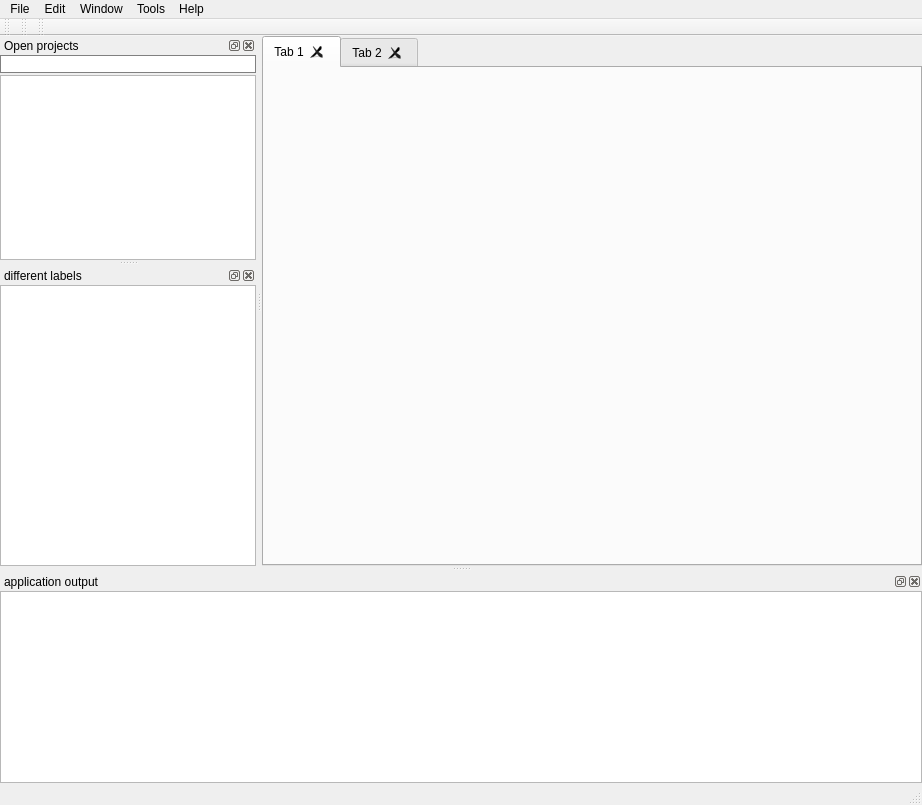
Old version of the form src/ui_forms/mdimain.ui in the repository adhoc2/HEXplorer.
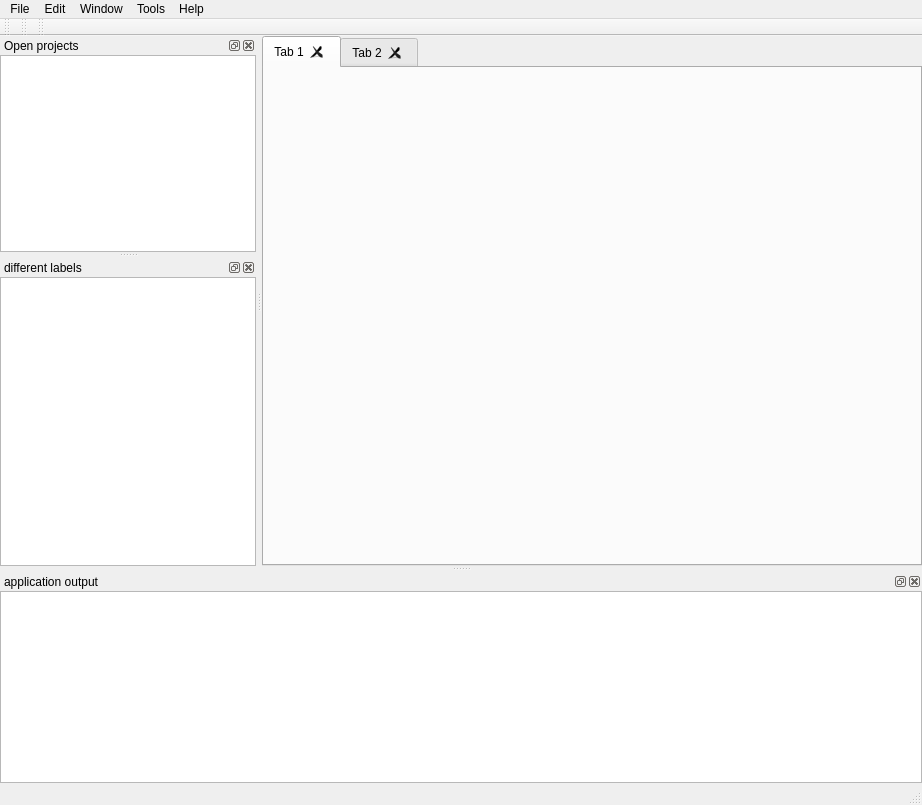
New version of the form. Icons and pictures are not drawn. Custom widgets are drawn as their Qt base class.

Commit message: remove treeview selecter path

What changed in the file:
```diff
--- a/src/ui_forms/mdimain.ui
+++ b/src/ui_forms/mdimain.ui
@@ -258,20 +258,6 @@
      <property name="bottomMargin">
       <number>0</number>
      </property>
-     <item>
-      <widget class="QLineEdit" name="lineEdit">
-       <property name="styleSheet">
-        <string notr="true">QLineEdit{
-	border: 1px solid gray;
-	border-radius: 10px;
-	padding: 0 8px;
-	background: white;
-	selection-background-color: darkgray;
-}
-	</string>
-       </property>
-      </widget>
-     </item>
      <item>
       <widget class="QTreeView" name="treeView">
        <property name="editTriggers">
```
Left out of the diff: 1 changed line with no effect on the pictures. The commit also changes 2 other files.
